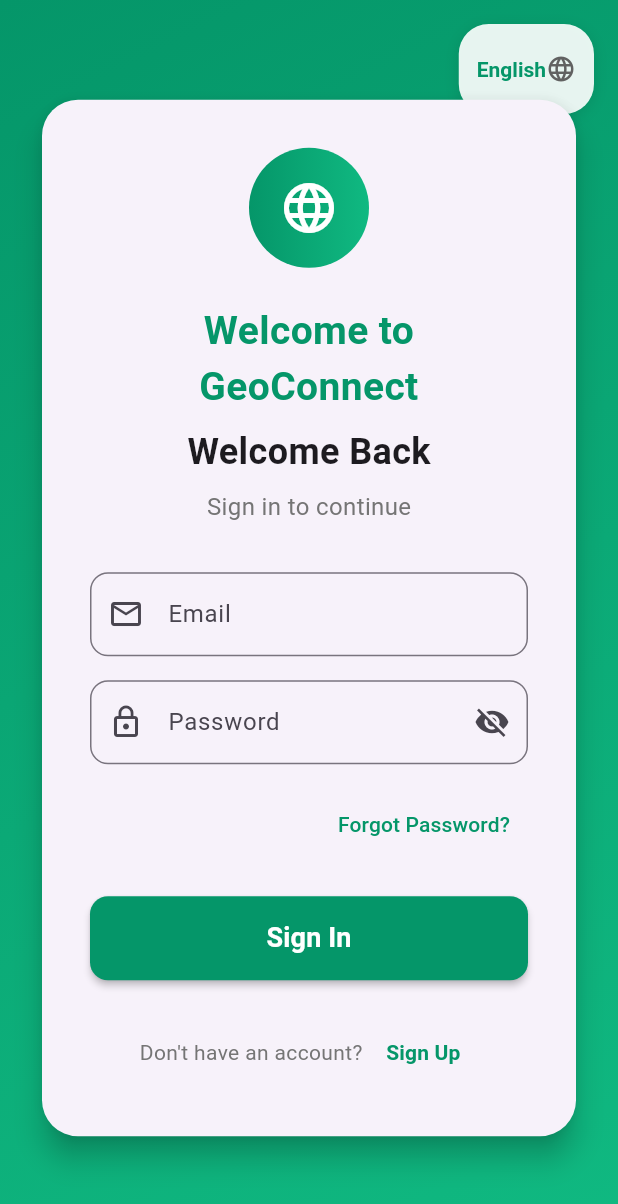
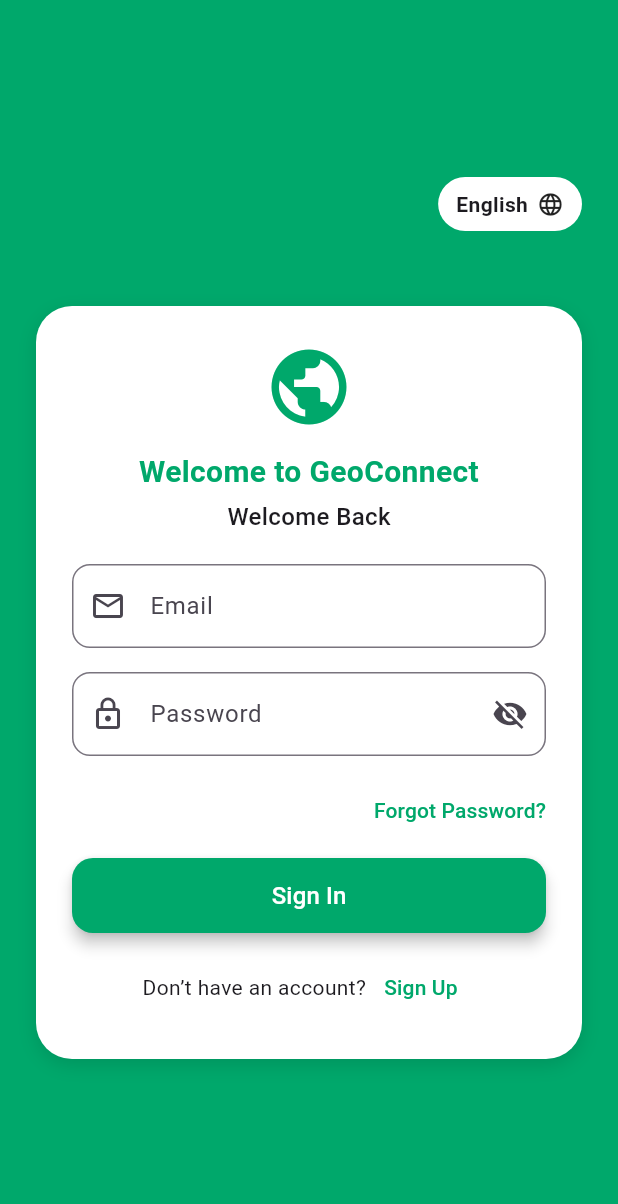
Before and after one commit to F-C-GeoConnect/GeoConnect-Frontend, a Flutter app: the screen it shows after launch, on a phone screen of 412 x 824 dp. Shown: the top 1204 px of the screen. Run offline on Flutter 3.47's test engine with Material 3 defaults, Android fonts, the light colour scheme and no system bars.

Commit message:
initial commit

```diff
--- a/lib/login_screen.dart
+++ b/lib/login_screen.dart
@@ -1,7 +1,7 @@
 import 'package:flutter/material.dart';
 
 class LoginScreen extends StatefulWidget {
-  const LoginScreen({Key? key}) : super(key: key);
+  const LoginScreen({super.key});
 
   @override
   State<LoginScreen> createState() => _LoginScreenState();
--- /dev/null
+++ b/lib/login_screen2.dart
@@ -0,0 +1,240 @@
+import 'package:flutter/material.dart';
+
+class LoginScreen2 extends StatefulWidget {
+  final bool isNepali;
+  const LoginScreen2({super.key, this.isNepali = false});
+
+  @override
+  State<LoginScreen2> createState() => _LoginScreenState();
+}
+
+class _LoginScreenState extends State<LoginScreen2>
+    with SingleTickerProviderStateMixin {
+  late bool _isNepali;
+  late AnimationController _controller;
+  late Animation<double> _fadeAnimation;
+
+  @override
+  void initState() {
+    super.initState();
+    _isNepali = widget.isNepali;
+
+    _controller = AnimationController(
+      vsync: this,
+      duration: const Duration(milliseconds: 700),
+    )..forward();
+
+    _fadeAnimation = CurvedAnimation(parent: _controller, curve: Curves.easeIn);
+  }
+
+  void _toggleLanguage() {
+    setState(() {
+      _isNepali = !_isNepali;
+    });
+  }
+
+  @override
+  void dispose() {
+    _controller.dispose();
+    super.dispose();
+  }
+
+  @override
+  Widget build(BuildContext context) {
+    final t = _isNepali
+        ? {
+      "title": "GeoConnect मा स्वागत छ",
+      "subtitle": "फेरि स्वागत छ",
+      "hintEmail": "इमेल",
+      "hintPassword": "पासवर्ड",
+      "forgot": "पासवर्ड बिर्सिनुभयो?",
+      "signin": "साइन इन",
+      "noAccount": "खाता छैन?",
+      "signup": "साइन अप",
+      "lang": "Nepali"
+    }
+        : {
+      "title": "Welcome to GeoConnect",
+      "subtitle": "Welcome Back",
+      "hintEmail": "Email",
+      "hintPassword": "Password",
+      "forgot": "Forgot Password?",
+      "signin": "Sign In",
+      "noAccount": "Don’t have an account?",
+      "signup": "Sign Up",
+      "lang": "English"
+    };
+
+    return Scaffold(
+      backgroundColor: const Color(0xFF00A86B), // main green background
+      body: SafeArea(
+        child: FadeTransition(
+          opacity: _fadeAnimation,
+          child: Center(
+            child: SingleChildScrollView(
+              padding: const EdgeInsets.symmetric(horizontal: 24, vertical: 16),
+              child: Column(
+                mainAxisAlignment: MainAxisAlignment.center,
+                children: [
+                  // 🌐 Language toggle
+                  Align(
+                    alignment: Alignment.topRight,
+                    child: GestureDetector(
+                      onTap: _toggleLanguage,
+                      child: Container(
+                        padding: const EdgeInsets.symmetric(
+                            horizontal: 12, vertical: 8),
+                        decoration: BoxDecoration(
+                          color: Colors.white,
+                          borderRadius: BorderRadius.circular(20),
+                        ),
+                        child: Row(
+                          mainAxisSize: MainAxisSize.min,
+                          children: [
+                            Text(
+                              t["lang"]!,
+                              style: const TextStyle(
+                                fontWeight: FontWeight.w600,
+                              ),
+                            ),
+                            const SizedBox(width: 6),
+                            const Icon(Icons.language, size: 18),
+                          ],
+                        ),
+                      ),
+                    ),
+                  ),
+
+                  const SizedBox(height: 50),
+
+                  // Card container
+                  Container(
+                    padding: const EdgeInsets.all(24),
+                    decoration: BoxDecoration(
+                      color: Colors.white,
+                      borderRadius: BorderRadius.circular(24),
+                      boxShadow: [
+                        BoxShadow(
+                          color: Colors.black12,
+                          blurRadius: 10,
+                          offset: const Offset(0, 4),
+                        )
+                      ],
+                    ),
+                    child: Column(
+                      children: [
+                        const Icon(Icons.public, size: 60, color: Color(0xFF00A86B)),
+                        const SizedBox(height: 12),
+                        Text(
+                          t["title"]!,
+                          style: const TextStyle(
+                            fontSize: 20,
+                            fontWeight: FontWeight.bold,
+                            color: Color(0xFF00A86B),
+                          ),
+                          textAlign: TextAlign.center,
+                        ),
+                        const SizedBox(height: 4),
+                        Text(
+                          t["subtitle"]!,
+                          style: const TextStyle(
+                              fontSize: 16, fontWeight: FontWeight.w500),
+                        ),
+                        const SizedBox(height: 20),
+
+                        // Email field
+                        TextField(
+                          decoration: InputDecoration(
+                            labelText: t["hintEmail"],
+                            prefixIcon: const Icon(Icons.email_outlined),
+                            focusedBorder: OutlineInputBorder(
+                              borderSide: const BorderSide(
+                                  color: Color(0xFF00A86B), width: 1.5),
+                              borderRadius: BorderRadius.circular(12),
+                            ),
+                            border: OutlineInputBorder(
+                              borderRadius: BorderRadius.circular(12),
+                            ),
+                          ),
+                        ),
+                        const SizedBox(height: 16),
+
+                        // Password field
+                        TextField(
+                          obscureText: true,
+                          decoration: InputDecoration(
+                            labelText: t["hintPassword"],
+                            prefixIcon: const Icon(Icons.lock_outline),
+                            suffixIcon: const Icon(Icons.visibility_off),
+                            focusedBorder: OutlineInputBorder(
+                              borderSide: const BorderSide(
+                                  color: Color(0xFF00A86B), width: 1.5),
+                              borderRadius: BorderRadius.circular(12),
+                            ),
+                            border: OutlineInputBorder(
+                              borderRadius: BorderRadius.circular(12),
+                            ),
+                          ),
+                        ),
+                        const SizedBox(height: 12),
+
+                        Align(
+                          alignment: Alignment.centerRight,
+                          child: TextButton(
+                            onPressed: () {},
+                            style: TextButton.styleFrom(
+                              padding: EdgeInsets.zero,
+                              foregroundColor: const Color(0xFF00A86B),
+                            ),
+                            child: Text(t["forgot"]!),
+                          ),
+                        ),
+
+                        const SizedBox(height: 8),
+
+                        // Sign In Button
+                        ElevatedButton(
+                          onPressed: () {},
+                          style: ElevatedButton.styleFrom(
+                            backgroundColor: const Color(0xFF00A86B),
+                            foregroundColor: Colors.white,
+                            minimumSize: const Size(double.infinity, 50),
+                            shape: RoundedRectangleBorder(
+                              borderRadius: BorderRadius.circular(14),
+                            ),
+                            elevation: 4,
+                          ),
+                          child: Text(
+                            t["signin"]!,
+                            style: const TextStyle(fontSize: 16),
+                          ),
+                        ),
+
+                        const SizedBox(height: 12),
+
+                        // Sign up text
+                        Row(
+                          mainAxisAlignment: MainAxisAlignment.center,
+                          children: [
+                            Text(t["noAccount"]!),
+                            TextButton(
+                              onPressed: () {},
+                              style: TextButton.styleFrom(
+                                foregroundColor: const Color(0xFF00A86B),
+                              ),
+                              child: Text(t["signup"]!),
+                            )
+                          ],
+                        ),
+                      ],
+                    ),
+                  ),
+                ],
+              ),
+            ),
+          ),
+        ),
+      ),
+    );
+  }
+}
--- a/lib/main.dart
+++ b/lib/main.dart
@@ -1,4 +1,5 @@
 import 'package:flutter/material.dart';
+import 'package:geo_connect/login_screen2.dart';
 
 import 'login_screen.dart';
 
@@ -17,7 +18,7 @@ class MyApp extends StatelessWidget {
         primarySwatch: Colors.purple,
         useMaterial3: true,
       ),
-      home: const LoginScreen(),
+      home: const LoginScreen2(),
       debugShowCheckedModeBanner: false,
     );
   }
```
